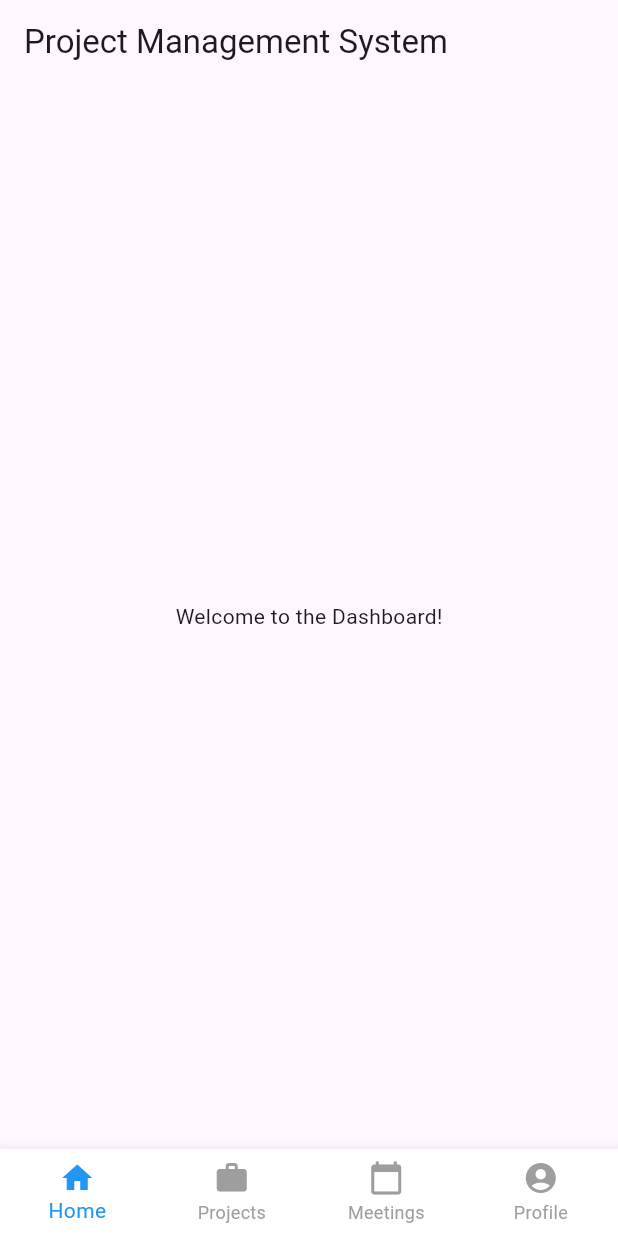
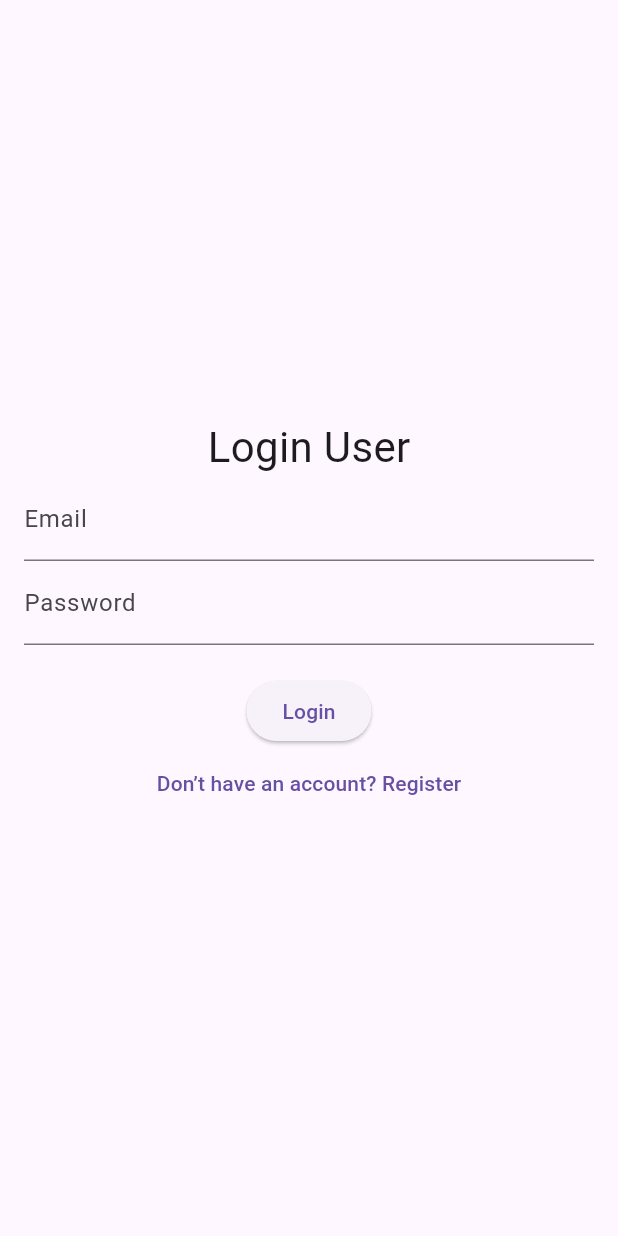
Before and after one commit to yash-sharma-js/PMS-APP, a Flutter app: the screen it shows after launch, on a phone screen of 412 x 824 dp. Run offline on Flutter 3.47's test engine with Material 3 defaults, Android fonts, the phone set to English and light mode, and no system bars.

Commit message:
feat/Views/auth

```diff
--- a/lib/app.dart
+++ b/lib/app.dart
@@ -1,5 +1,7 @@
 import 'package:flutter/material.dart';
+import 'package:pms_app/views/auth/login_page.dart';
 import 'package:pms_app/views/home/home_page.dart';
+import 'package:pms_app/views/splash/splash_page.dart';
 
 class App extends StatelessWidget {
   const App({super.key});
@@ -11,7 +13,7 @@ class App extends StatelessWidget {
       theme: ThemeData(
         primarySwatch: Colors.blue,
       ),
-      home: const MyHomePage(),
+      home: const SplashPage(),
     );
   }
 }
--- /dev/null
+++ b/lib/views/auth/login_page.dart
@@ -0,0 +1,65 @@
+// ignore_for_file: library_private_types_in_public_api
+
+import 'package:flutter/material.dart';
+import 'package:pms_app/views/auth/register_page.dart';
+import 'package:pms_app/views/home/home_page.dart';
+
+class LoginPage extends StatefulWidget {
+  const LoginPage({super.key});
+
+  @override
+  _LoginPageState createState() => _LoginPageState();
+}
+
+class _LoginPageState extends State<LoginPage> {
+  final TextEditingController _emailController = TextEditingController();
+  final TextEditingController _passwordController = TextEditingController();
+
+  @override
+  Widget build(BuildContext context) {
+    return Scaffold(
+      body: Padding(
+        padding: const EdgeInsets.all(16.0),
+        child: Column(
+          mainAxisAlignment: MainAxisAlignment.center,
+          children: [
+            Center(
+                child: Text(
+              "Login User",
+              textScaler: TextScaler.linear(2),
+            )),
+            TextField(
+              controller: _emailController,
+              decoration: const InputDecoration(labelText: 'Email'),
+            ),
+            TextField(
+              controller: _passwordController,
+              decoration: const InputDecoration(labelText: 'Password'),
+              obscureText: true,
+            ),
+            const SizedBox(height: 20),
+            ElevatedButton(
+              onPressed: () {
+                // Navigate to Home Page after login
+                Navigator.pushReplacement(
+                  context,
+                  MaterialPageRoute(builder: (context) => const MyHomePage()),
+                );
+              },
+              child: const Text('Login'),
+            ),
+            TextButton(
+              onPressed: () {
+                Navigator.push(
+                  context,
+                  MaterialPageRoute(builder: (context) => const RegisterPage()),
+                );
+              },
+              child: const Text('Don’t have an account? Register'),
+            ),
+          ],
+        ),
+      ),
+    );
+  }
+}
```
Also changed, not shown: lib/providers/task_provier.dart (added, +26 -0 lines), lib/views/auth/register_page.dart (added, +63 -0 lines), lib/views/home/home_page.dart (+7 -1 lines), lib/views/splash/splash_page.dart (added, +39 -0 lines), pubspec.yaml (+45 -0 lines), assets/logo.png (added), pubspec.lock, 3 other files.
